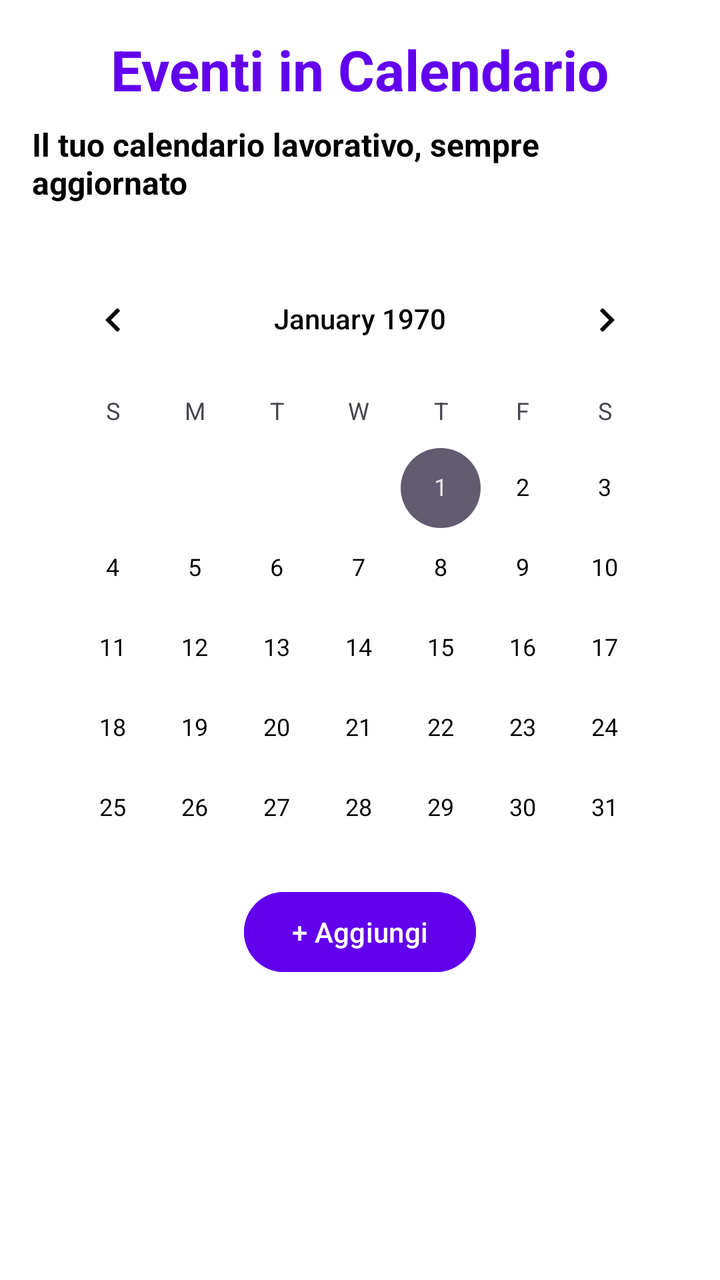
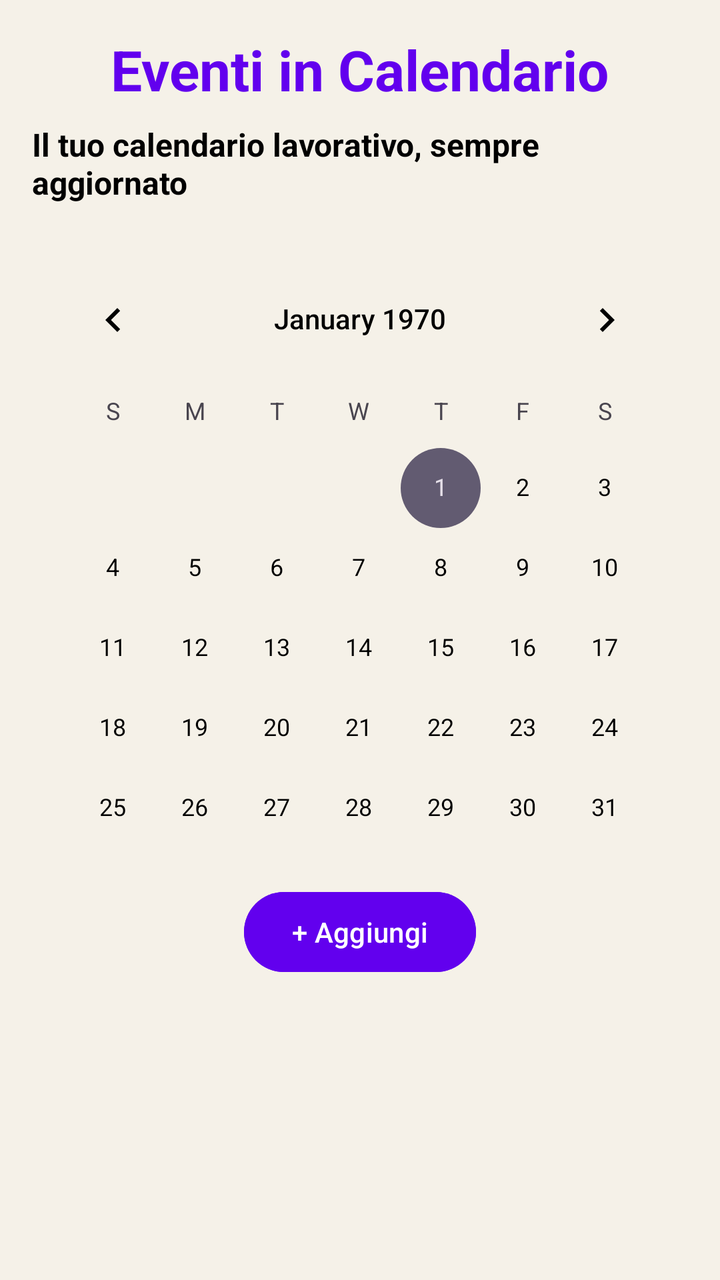

Compare the two renders of this Android layout. The source of the first and the diff that turns it into the second are given below.
<!-- AndroidManifest.xml: application theme Theme.CoreTeamProject -->
<!-- res/layout/fragment_event.xml -->
<?xml version="1.0" encoding="utf-8"?>
<layout xmlns:android="http://schemas.android.com/apk/res/android"
    xmlns:app="http://schemas.android.com/apk/res-auto"
    xmlns:tools="http://schemas.android.com/tools">

    <data>
        <import type="android.view.View" />
        <variable
            name="viewModel"
            type="com.example.coreteamproject.EventViewModel" />
    </data>

    <androidx.constraintlayout.widget.ConstraintLayout
        android:layout_width="match_parent"
        android:layout_height="match_parent"
        android:background="@color/white"
        android:padding="16dp">

        <TextView
            android:id="@+id/textViewEvent"
            android:layout_width="wrap_content"
            android:layout_height="wrap_content"
            android:text="Eventi in Calendario"
            android:textSize="28sp"
            android:textColor="@color/purple_500"
            android:textStyle="bold"
            app:layout_constraintTop_toTopOf="parent"
            app:layout_constraintStart_toStartOf="parent"
            app:layout_constraintEnd_toEndOf="parent" />

        <TextView
            android:id="@+id/textDescriptionEvent"
            android:layout_width="wrap_content"
            android:layout_height="wrap_content"
            android:text="Il tuo calendario lavorativo, sempre aggiornato"
            android:textColor="@color/black"
            android:textSize="16sp"
            android:textStyle="bold"
            app:layout_constraintTop_toBottomOf="@id/textViewEvent"
            app:layout_constraintEnd_toEndOf="parent"
            app:layout_constraintHorizontal_bias="0.498"
            app:layout_constraintStart_toStartOf="parent"
            android:layout_marginTop="8dp" />

        <CalendarView
            android:id="@+id/calendarView"
            android:layout_width="match_parent"
            android:layout_height="300dp"
            android:layout_marginTop="24dp"
            app:layout_constraintEnd_toEndOf="parent"
            app:layout_constraintHorizontal_bias="0.0"
            app:layout_constraintStart_toStartOf="parent"
            app:layout_constraintTop_toBottomOf="@+id/textDescriptionEvent" />

        <Button
            android:id="@+id/btnAddEvent"
            android:layout_width="wrap_content"
            android:layout_height="wrap_content"
            android:text="+ Aggiungi"
            android:backgroundTint="@color/purple_500"
            android:textColor="@color/white"
            android:layout_marginTop="16dp"
            app:layout_constraintTop_toBottomOf="@+id/calendarView"
            app:layout_constraintStart_toStartOf="parent"
            app:layout_constraintEnd_toEndOf="parent" />

        <TextView
            android:id="@+id/textSelectedDate"
            android:layout_width="wrap_content"
            android:layout_height="wrap_content"
            android:text="@{viewModel.displayDate}"
            android:textSize="16sp"
            android:textColor="@color/purple_500"
            android:textStyle="bold"
            android:layout_marginTop="16dp"
            app:layout_constraintTop_toBottomOf="@+id/btnAddEvent"
            app:layout_constraintStart_toStartOf="parent" />

        <ScrollView
            android:layout_width="match_parent"
            android:layout_height="0dp"
            android:layout_marginTop="8dp"
            app:layout_constraintTop_toBottomOf="@+id/textSelectedDate"
            app:layout_constraintBottom_toBottomOf="parent"
            app:layout_constraintStart_toStartOf="parent"
            app:layout_constraintEnd_toEndOf="parent">

            <LinearLayout
                android:id="@+id/eventsLayout"
                android:layout_width="match_parent"
                android:layout_height="wrap_content"
                android:orientation="vertical" />

        </ScrollView>

        <ProgressBar
            android:id="@+id/progressBar"
            android:layout_width="wrap_content"
            android:layout_height="wrap_content"
            android:visibility="@{viewModel.isLoading ? View.VISIBLE : View.GONE}"
            app:layout_constraintTop_toTopOf="parent"
            app:layout_constraintBottom_toBottomOf="parent"
            app:layout_constraintStart_toStartOf="parent"
            app:layout_constraintEnd_toEndOf="parent" />

    </androidx.constraintlayout.widget.ConstraintLayout>

</layout>
<!-- resources referenced by this layout -->
<resources>
  <color name="black">#FF000000</color>
  <color name="purple_500">#6200EE</color>
  <color name="white">#FFFFFFFF</color>
  <style name="Theme.CoreTeamProject" parent="Base.Theme.CoreTeamProject" />
  <style name="Base.Theme.CoreTeamProject" parent="Theme.Material3.DayNight.NoActionBar">
          
          <item name="colorPrimary">@color/purple_500</item>
          <item name="colorPrimaryVariant">@color/purple_500</item>
          <item name="colorOnPrimary">@color/white</item>
  
          
          <item name="android:windowBackground">@color/white</item>
          <item name="colorSurface">@color/white</item>
          <item name="colorOnSurface">@color/black</item>
  
          
          <item name="android:textColor">@color/black</item>
          <item name="android:textColorPrimary">@color/black</item>
  
          
          <item name="colorPrimaryContainer">@color/purple_500</item>
          <item name="colorOnPrimaryContainer">@color/white</item>
      </style>
</resources>

<!-- the commit's change to res/layout/fragment_event.xml (unified diff, before → after) -->
@@ -13,7 +13,7 @@
     <androidx.constraintlayout.widget.ConstraintLayout
         android:layout_width="match_parent"
         android:layout_height="match_parent"
-        android:background="@color/white"
+        android:background="@color/background_cream"
         android:padding="16dp">
 
         <TextView
<!-- resource entries referenced after the edit -->
@@ -1,5 +1,6 @@
 <!-- resources referenced by this layout -->
 <resources>
+  <color name="background_cream">#F5F1E8</color>
   <color name="black">#FF000000</color>
   <color name="purple_500">#6200EE</color>
   <color name="white">#FFFFFFFF</color>
